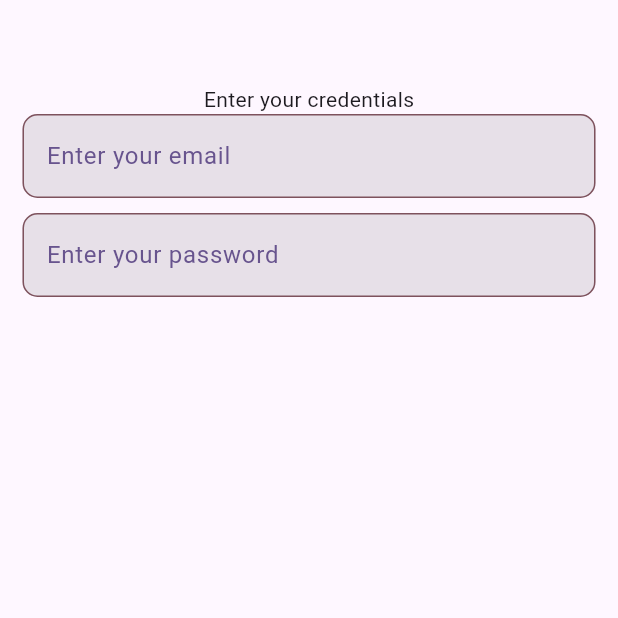
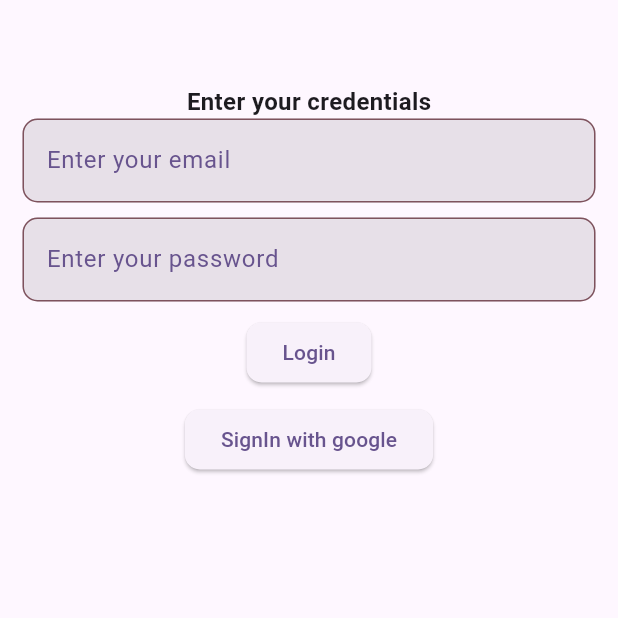
Before and after one commit to PranjalPiya/flutter-gemini, a Flutter app: the screen it shows after launch, on a phone screen of 412 x 824 dp, the top half of it. Run offline on Flutter 3.47's test engine with Material 3 defaults, Android fonts, the phone set to English and light mode, and no system bars; our stand-ins replace bloc, equatable, firebase_auth, firebase_core, flutter_spinkit, google_generative_ai and 2 more; accounts and stored records are empty.

Commit message:
update: added bloc and google signin

```diff
--- /dev/null
+++ b/lib/core/custom/custom_button.dart
@@ -0,0 +1,17 @@
+import 'package:flutter/material.dart';
+
+class CustomButton extends StatelessWidget {
+  final String? title;
+  final void Function()? onPressed;
+  const CustomButton({super.key, this.title, this.onPressed});
+
+  @override
+  Widget build(BuildContext context) {
+    return ElevatedButton(
+        onPressed: onPressed,
+        style: ElevatedButton.styleFrom(
+            shape: RoundedRectangleBorder(
+                borderRadius: BorderRadius.circular(10))),
+        child: Text('$title'));
+  }
+}
--- a/lib/presentation/login/screens/login_screen.dart
+++ b/lib/presentation/login/screens/login_screen.dart
@@ -1,4 +1,6 @@
 import 'package:flutter/material.dart';
+import 'package:flutter/widgets.dart';
+import 'package:flutter_gemini_ai/core/custom/custom_button.dart';
 import 'package:flutter_gemini_ai/core/custom/custom_textformfield.dart';
 
 class LoginScreen extends StatefulWidget {
@@ -26,7 +28,13 @@ class _LoginScreenState extends State<LoginScreen> {
       body: Center(
         child: Column(
           children: [
-            const Text('Enter your credentials'),
+            const Text(
+              'Enter your credentials',
+              style: TextStyle(
+                fontSize: 16,
+                fontWeight: FontWeight.bold,
+              ),
+            ),
             CustomTextFormField(
               controller: _emailController,
               hintText: 'Enter your email',
@@ -50,6 +58,20 @@ class _LoginScreenState extends State<LoginScreen> {
               },
               // focusNode: ,
             ),
+            const SizedBox(
+              height: 10,
+            ),
+            CustomButton(
+              title: 'Login',
+              onPressed: () {},
+            ),
+            const SizedBox(
+              height: 10,
+            ),
+            CustomButton(
+              title: 'SignIn with google',
+              onPressed: () {},
+            ),
           ],
         ),
       ),
--- a/pubspec.yaml
+++ b/pubspec.yaml
@@ -42,6 +42,8 @@ dependencies:
   firebase_core: ^3.4.0
   firebase_auth: ^5.2.0
   google_sign_in: ^6.2.1
+  flutter_bloc: ^8.1.6
+  equatable: ^2.0.5
 
 dev_dependencies:
   flutter_test:
```
Also changed, not shown: lib/presentation/login/bloc/login_bloc.dart (added, +26 -0 lines), lib/presentation/login/bloc/login_event.dart (added, +12 -0 lines), lib/presentation/login/bloc/login_state.dart (added, +24 -0 lines), lib/service/auth.dart (+26 -8 lines), pubspec.lock.
